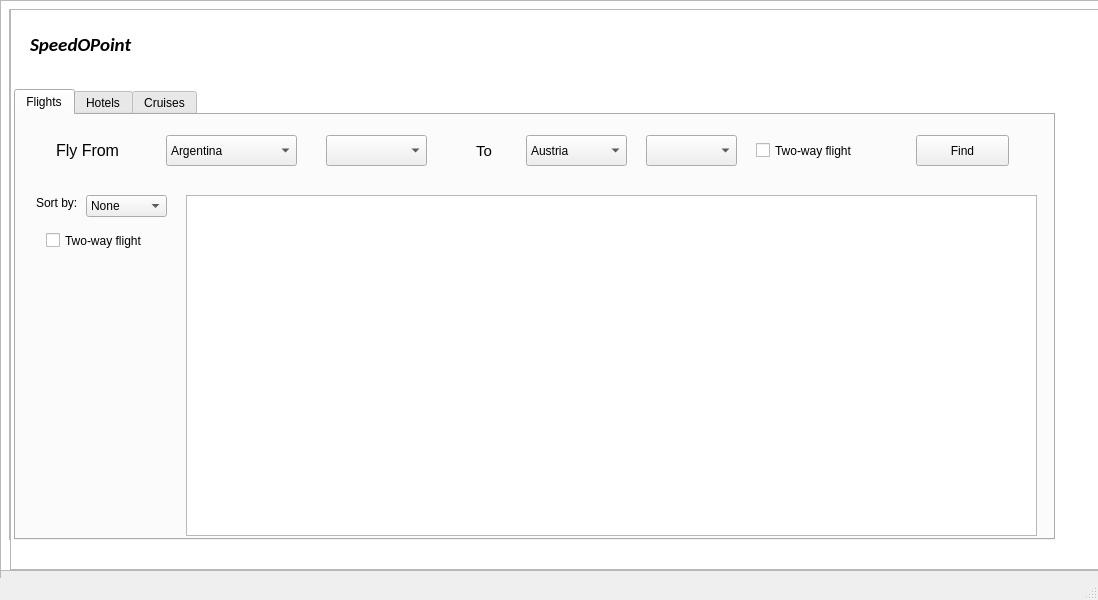
The window that SpeedoPoint/mainwindow.ui (AliEissa2077/speedopoint) describes before a commit, drawn with Qt 5.
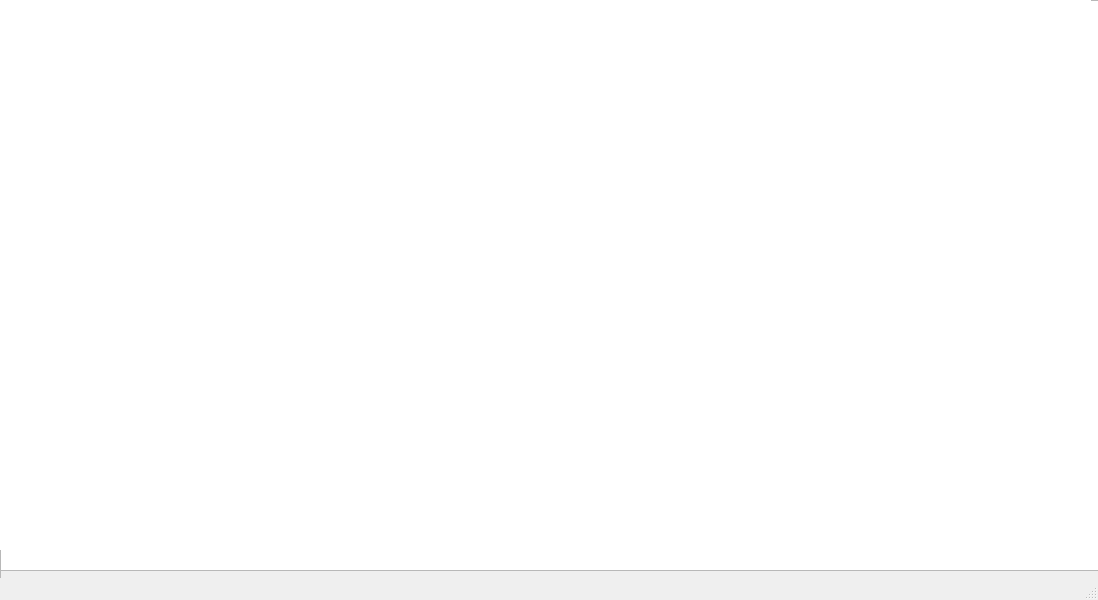
The same window after the commit. The open tabs and pages were chosen to show the change.

Commit message: user page preparation

```diff
--- a/SpeedoPoint/mainwindow.ui
+++ b/SpeedoPoint/mainwindow.ui
@@ -295,7 +295,7 @@
       </rect>
      </property>
      <property name="currentIndex">
-      <number>2</number>
+      <number>0</number>
      </property>
      <widget class="QWidget" name="Flights">
       <attribute name="title">
@@ -2163,9 +2163,36 @@
     <zorder>WalletAmount</zorder>
     <zorder>deposit</zorder>
    </widget>
-   <zorder>LoginScreen</zorder>
-   <zorder>DetailsPage</zorder>
+   <widget class="QFrame" name="UserPage">
+    <property name="geometry">
+     <rect>
+      <x>0</x>
+      <y>-1</y>
+      <width>1091</width>
+      <height>551</height>
+     </rect>
+    </property>
+    <property name="frameShape">
+     <enum>QFrame::StyledPanel</enum>
+    </property>
+    <property name="frameShadow">
+     <enum>QFrame::Raised</enum>
+    </property>
+    <widget class="QGraphicsView" name="background">
+     <property name="geometry">
+      <rect>
+       <x>-5</x>
+       <y>-9</y>
+       <width>1101</width>
+       <height>571</height>
+      </rect>
+     </property>
+    </widget>
+   </widget>
    <zorder>Listings</zorder>
+   <zorder>DetailsPage</zorder>
+   <zorder>LoginScreen</zorder>
+   <zorder>UserPage</zorder>
   </widget>
   <widget class="QMenuBar" name="menubar">
    <property name="geometry">
```
The commit also changes 4 other files.
